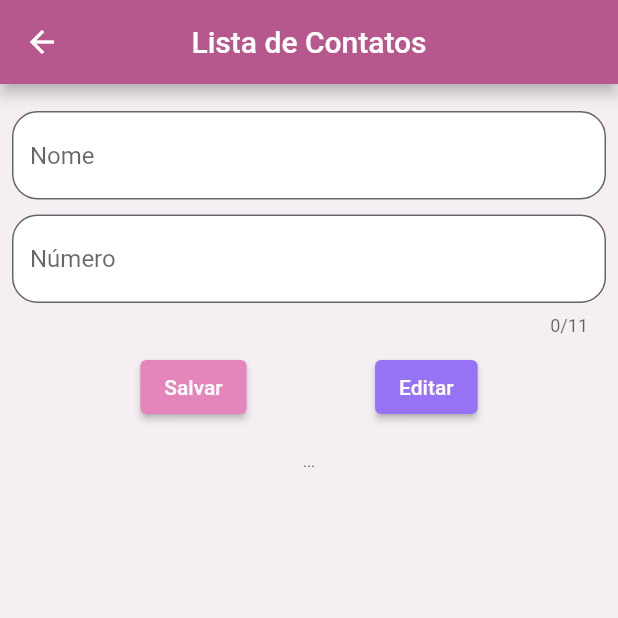
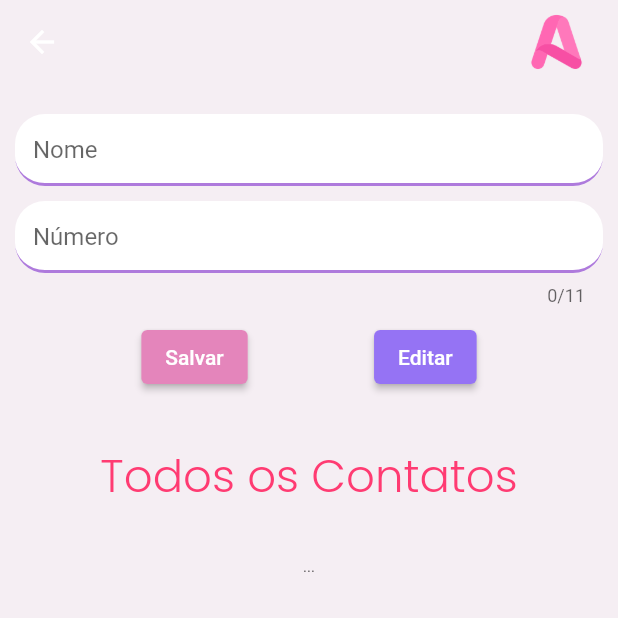
Before and after one commit to queren-hapuque-10/agenda-app, a Flutter app: the HomePage screen opened directly, on a phone screen of 412 x 824 dp, the top half of it. Run offline on Flutter 3.47's test engine with Material 2 defaults, Android fonts, the phone set to English and light mode, and no system bars; our stand-ins replace google_fonts.

Commit message:
ajustes contatos

```diff
--- a/lib/contatos/home_page.dart
+++ b/lib/contatos/home_page.dart
@@ -1,5 +1,7 @@
 import 'package:agenda/contatos/contact.dart';
+import 'package:agenda/notas/constants/colors.dart';
 import 'package:flutter/material.dart';
+import 'package:google_fonts/google_fonts.dart';
 
 class HomePage extends StatefulWidget {
   const HomePage({Key? key}) : super(key: key);
@@ -19,39 +21,36 @@ class _HomePageState extends State<HomePage> {
   Widget build(BuildContext context) {
     return Scaffold(
       backgroundColor: Color.fromARGB(255, 245, 238, 243),
-      appBar: AppBar(
-        centerTitle: true,
-        title: const Text('Lista de Contatos'),
-        backgroundColor:Color.fromARGB(255, 182, 87, 141),
-      ),
-
+      appBar: _buildAppBar(),
       body: Padding(
-
-
-        padding: const EdgeInsets.all(8.0),
+        padding: const EdgeInsets.all(10.0),
         child: Column(
           children: [
-            const SizedBox(height: 10,),
+            const SizedBox(
+              height: 10,
+              //child: Text("Contatos", style: TextStyle(fontSize: 30, color: Colors.pink)),
+            ),
             TextField(
               controller: nameController,
               decoration: const InputDecoration(
                   filled: true,
                   fillColor: Colors.white,
-              focusedBorder: OutlineInputBorder(
+                  focusedBorder: UnderlineInputBorder(
+                    borderSide: BorderSide(
+                        width: 2, color: Color.fromARGB(255, 255, 130, 201)),
+                    borderRadius: BorderRadius.all(Radius.circular(15)),
+                  ),
+                  hintText: 'Nome',
+                  enabledBorder: UnderlineInputBorder(
+                      borderRadius: BorderRadius.all(Radius.circular(20)),
                       borderSide: BorderSide(
                         width: 2,
-                color: Color.fromARGB(255, 255, 130, 201)),
-                borderRadius: BorderRadius.all(Radius.circular(15)),
-
-               ),
-
-                  hintText: 'Nome',
-                  border: OutlineInputBorder(
-                      borderRadius: BorderRadius.all(
-                    Radius.circular(17)
+                        color: Color.fromARGB(255, 174, 122, 220),
                       ))),
             ),
-            const SizedBox(height: 10,),
+            const SizedBox(
+              height: 10,
+            ),
             TextField(
               controller: contactController,
               keyboardType: TextInputType.number,
@@ -59,27 +58,30 @@ class _HomePageState extends State<HomePage> {
               decoration: const InputDecoration(
                   filled: true,
                   fillColor: Colors.white,
-
-              focusedBorder: OutlineInputBorder(
+                  focusedBorder: UnderlineInputBorder(
                     borderSide: BorderSide(
-                width: 2,
-                color: Color.fromARGB(255, 255, 130, 201)),
+                        width: 2, color: Color.fromARGB(255, 255, 130, 201)),
                     borderRadius: BorderRadius.all(Radius.circular(15)),
                   ),
                   hintText: 'Número',
-                  border: OutlineInputBorder(
-
+                  enabledBorder: UnderlineInputBorder(
                       borderRadius: BorderRadius.all(
-                    Radius.circular(17),
-                  ))),
+                        Radius.circular(20),
                       ),
-            const SizedBox(height: 10,),
+                      borderSide: BorderSide(
+                          color: Color.fromARGB(255, 174, 122, 220),
+                          width: 2))),
+            ),
+            const SizedBox(
+              height: 10,
+            ),
             Row(
               mainAxisAlignment: MainAxisAlignment.spaceEvenly,
               children: [
                 ElevatedButton(
                     style: ButtonStyle(
-                    backgroundColor: MaterialStatePropertyAll(Color.fromARGB(255, 228, 133, 187)),
+                      backgroundColor: MaterialStatePropertyAll(
+                          Color.fromARGB(255, 228, 133, 187)),
                     ),
                     onPressed: () {
                       //
@@ -92,12 +94,15 @@ class _HomePageState extends State<HomePage> {
                           contacts.add(Contact(name: name, contact: contact));
                         });
                       }
+
                       //
                     },
                     child: const Text('Salvar')),
                 ElevatedButton(
                     style: ButtonStyle(
-                    backgroundColor: MaterialStatePropertyAll(Color.fromARGB(255, 149, 115, 244),),
+                      backgroundColor: MaterialStatePropertyAll(
+                        Color.fromARGB(255, 149, 115, 244),
+                      ),
                     ),
                     onPressed: () {
                       //
@@ -112,12 +117,31 @@ class _HomePageState extends State<HomePage> {
                           selectedIndex = -1;
                         });
                       }
+
+
                       //
                     },
-                    child: const Text('Editar')),
+                    child: const Text('Editar'),),
               ],
             ),
-            const SizedBox(height: 20),
+            Row(
+              mainAxisSize: MainAxisSize.min,
+              children: [
+                Text(
+                  'Todos os Contatos',
+                  style: GoogleFonts.poppins(
+                    fontSize: 30,
+                    color: Color.fromARGB(255, 255, 59, 114),
+                    fontWeight: FontWeight.w300,
+                    height: 3,
+                  ),
+                ),
+              ],
+
+            ),
+            const SizedBox(
+              height: 20,
+            ),
             contacts.isEmpty
                 ? const Text(
                     '...',
@@ -139,8 +163,9 @@ class _HomePageState extends State<HomePage> {
     return Card(
       child: ListTile(
         leading: CircleAvatar(
-          backgroundColor:
-              index % 2 == 0 ? const Color.fromARGB(255, 149, 115, 244) : Color.fromARGB(255, 228, 133, 187),
+          backgroundColor: index % 2 == 0
+              ? const Color.fromARGB(255, 149, 115, 244)
+              : Color.fromARGB(255, 228, 133, 187),
           foregroundColor: Colors.white,
           child: Text(
             contacts[index].name[0],
@@ -171,7 +196,10 @@ class _HomePageState extends State<HomePage> {
                     });
                     //
                   },
-                  child: const Icon(Icons.edit, color: Color.fromARGB(255, 77, 213, 129),)),
+                  child: const Icon(
+                    Icons.edit,
+                    color: Color.fromARGB(255, 77, 213, 129),
+                  )),
               InkWell(
                   onTap: (() {
                     //
@@ -180,11 +208,32 @@ class _HomePageState extends State<HomePage> {
                     });
                     //
                   }),
-                  child: const Icon(Icons.delete, color: Color.fromARGB(255, 220, 117, 117),)),
+                  child: const Icon(
+                    Icons.delete,
+                    color: Color.fromARGB(255, 220, 117, 117),
+                  )),
             ],
           ),
         ),
       ),
     );
   }
+
+  _buildAppBar() {
+    return AppBar(
+      titleTextStyle: TextStyle(),
+      backgroundColor: Color.fromARGB(255, 245, 238, 243),
+      elevation: 0,
+      title: Row(mainAxisAlignment: MainAxisAlignment.end, children: [
+        Container(
+          height: 50,
+          width: 50,
+          child: ClipRRect(
+            borderRadius: BorderRadius.circular(20),
+            child: Image.asset('assets/logo-a.png'),
+          ),
+        ),
+      ]),
+    );
   }
+}
--- a/lib/main.dart
+++ b/lib/main.dart
@@ -1,11 +1,5 @@
-
-
-import 'package:agenda/contatos/home_page.dart';
-import 'package:agenda/notas/screens/home.dart';
-import 'package:agenda/tarefas/screens/tarefa.dart';
 import 'package:agenda/ui/welcome.dart';
 import 'package:flutter/material.dart';
-import 'package:google_fonts/google_fonts.dart';
 
 void main() {
   runApp(const MyApp());
--- a/lib/menu.dart
+++ b/lib/menu.dart
@@ -44,12 +44,13 @@ class _MenuState extends State<Menu> {
           fixedColor: Color.fromARGB(255, 245, 109, 154),
           backgroundColor: Color.fromARGB(255, 255, 255, 255),
           onTap: (opcao) {
-            print("clicou $opcao");
+          //  print("clicou $opcao");
 
             setState(() {
               _opcaoSelecionada = opcao;
             });
           },
+
           items: [
             BottomNavigationBarItem(
               icon: Icon(Icons.toc_rounded),
@@ -63,7 +64,8 @@ class _MenuState extends State<Menu> {
               icon: Icon(Icons.note_alt_outlined),
               label: 'Notas',
             ),
-          ]),
+          ]
+    ),
     );
   }
 
--- a/lib/tarefas/widgets/todo_item.dart
+++ b/lib/tarefas/widgets/todo_item.dart
@@ -1,4 +1,5 @@
 import 'package:flutter/material.dart';
+import 'package:google_fonts/google_fonts.dart';
 
 import '../model/todo.dart';
 import '../constants/colors.dart';
@@ -55,7 +56,7 @@ class ToDoItem extends StatelessWidget {
             iconSize: 12,
             icon: Icon(Icons.delete),
             onPressed: () {
-              // print('Clicked on delete icon');
+
               onDeleteItem(todo.id);
             },
           ),
```
Lines whose indentation alone changed are shown as unchanged.
